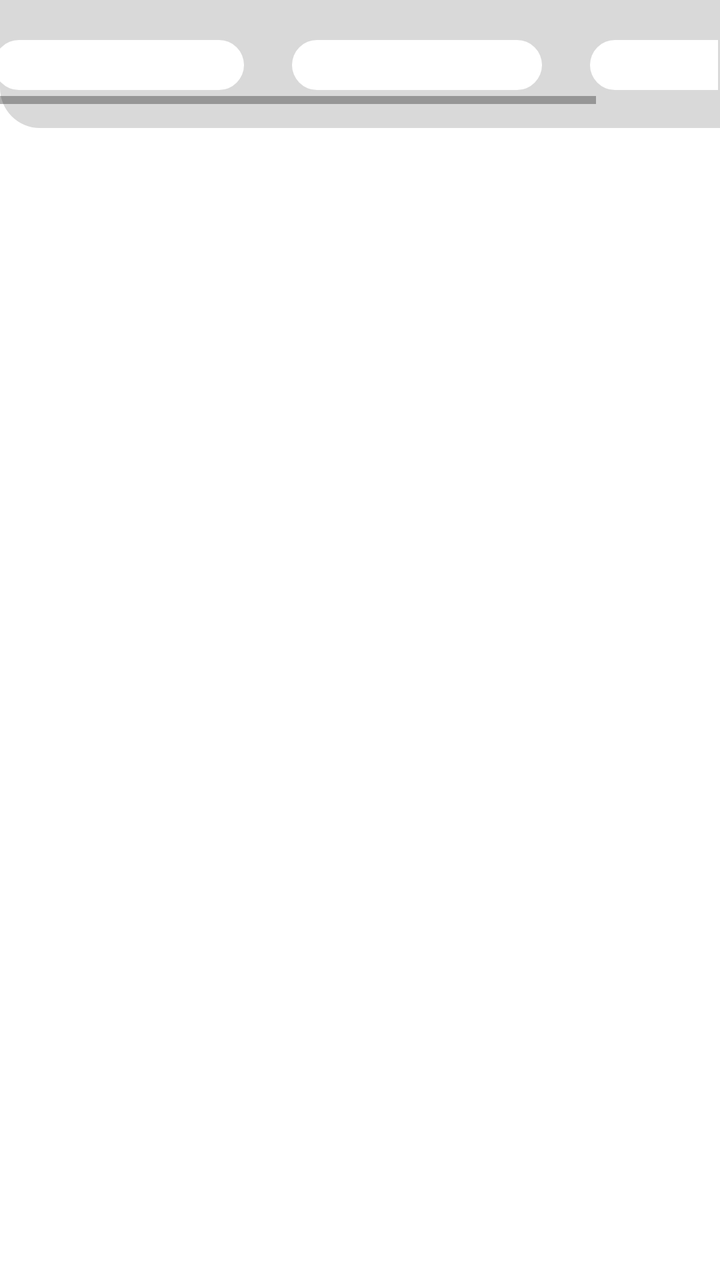
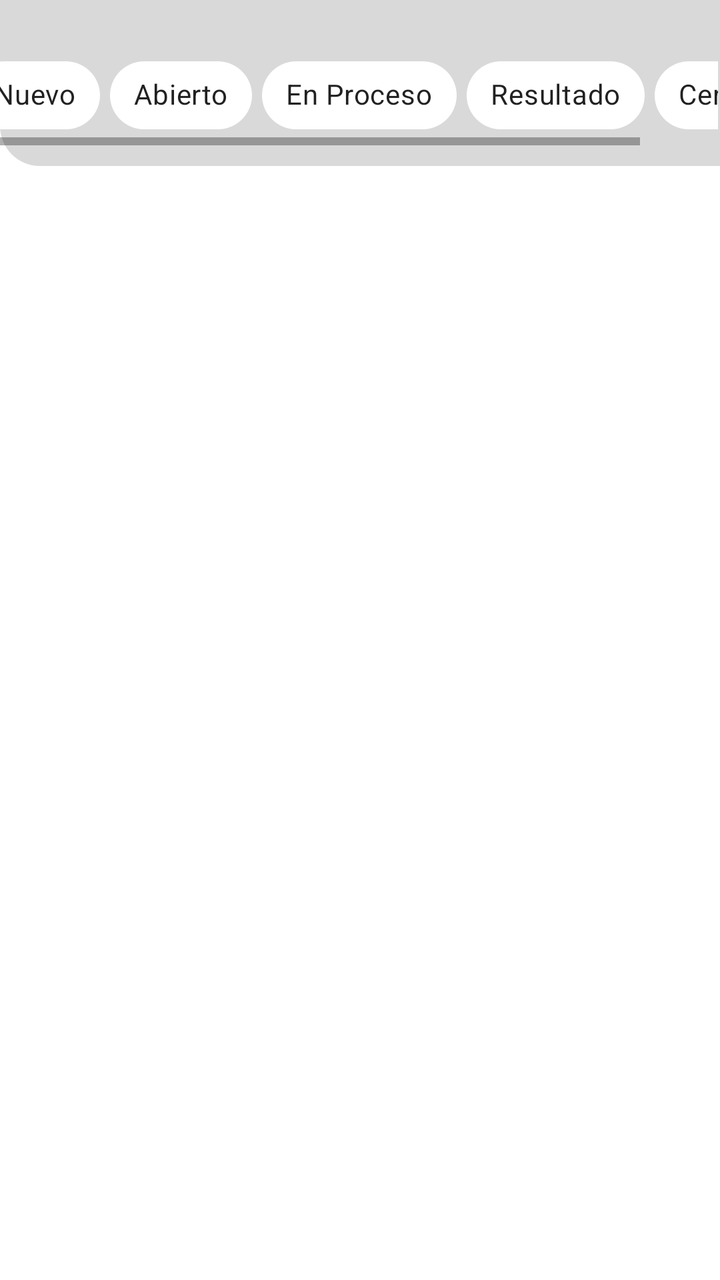

Screens rendered from an Android XML layout before and after an edit, with the pre-edit source and the edit as a unified diff.
<!-- AndroidManifest.xml: application theme Theme.AppTickets -->
<!-- res/layout/fragment_list_tickets.xml -->
<?xml version="1.0" encoding="utf-8"?>
<androidx.constraintlayout.widget.ConstraintLayout xmlns:android="http://schemas.android.com/apk/res/android"
    xmlns:app="http://schemas.android.com/apk/res-auto"
    xmlns:tools="http://schemas.android.com/tools"
    android:id="@+id/frameLayout3"
    android:layout_width="match_parent"
    android:layout_height="match_parent"
    android:background="#FFFFFF"
    tools:context=".ListTickets">

    <ImageView
        android:id="@+id/imageView"
        android:layout_width="409dp"
        android:layout_height="64dp"
        android:src="@drawable/recurso_rectangulo"
        app:layout_constraintBottom_toBottomOf="parent"
        app:layout_constraintEnd_toEndOf="parent"
        app:layout_constraintHorizontal_bias="0.0"
        app:layout_constraintStart_toStartOf="parent"
        app:layout_constraintTop_toTopOf="parent"
        app:layout_constraintVertical_bias="0.0" />

    <com.google.android.material.chip.ChipGroup
        android:layout_width="391dp"
        android:layout_height="40dp"
        app:layout_constraintBottom_toBottomOf="@+id/imageView"
        app:layout_constraintEnd_toEndOf="parent"
        app:layout_constraintStart_toStartOf="parent"
        app:layout_constraintTop_toTopOf="parent">

        <HorizontalScrollView
            android:layout_width="374dp"
            android:layout_height="match_parent">

            <LinearLayout
                android:layout_width="wrap_content"
                android:layout_height="match_parent"
                android:orientation="horizontal">

                <com.google.android.material.chip.Chip
                    android:id="@+id/chip"
                    android:layout_width="149dp"
                    android:layout_height="41dp"
                    android:checkable="true"
                    app:chipBackgroundColor="#FFFFFF" />

                <com.google.android.material.chip.Chip
                    android:id="@+id/chip2"
                    android:layout_width="149dp"
                    android:layout_height="41dp"
                    android:checkable="true"
                    app:chipBackgroundColor="#FFFFFF" />

                <com.google.android.material.chip.Chip
                    android:id="@+id/chip3"
                    android:layout_width="149dp"
                    android:layout_height="41dp"
                    android:checkable="true"
                    app:chipBackgroundColor="#FFFFFF" />
            </LinearLayout>
        </HorizontalScrollView>

    </com.google.android.material.chip.ChipGroup>

</androidx.constraintlayout.widget.ConstraintLayout>
<!-- resources referenced by this layout -->
<resources>
  <!-- drawable recurso_rectangulo (drawable) -->
  <shape xmlns:android="http://schemas.android.com/apk/res/android"
      android:shape="rectangle">
      <solid android:color="#D9D9D9"/>
      <corners android:topLeftRadius="0dp"
          android:topRightRadius="0dp"
          android:bottomLeftRadius="20dp"
          android:bottomRightRadius="20dp"/>
  </shape>
  <style name="Theme.AppTickets" parent="Theme.MaterialComponents.DayNight.NoActionBar">
          
          <item name="colorPrimary">@color/purple_500</item>
          <item name="colorPrimaryVariant">@color/purple_700</item>
          <item name="colorOnPrimary">@color/white</item>
          
          <item name="colorSecondary">@color/teal_200</item>
          <item name="colorSecondaryVariant">@color/teal_700</item>
          <item name="colorOnSecondary">@color/black</item>
          
          <item name="android:statusBarColor">?attr/colorPrimaryVariant</item>
          
      </style>
  <color name="purple_500">#FF6200EE</color>
  <color name="purple_700">#FF3700B3</color>
  <color name="white">#FFFFFFFF</color>
  <color name="teal_200">#FF03DAC5</color>
  <color name="teal_700">#FF018786</color>
  <color name="black">#FF000000</color>
</resources>

<!-- the commit's change to res/layout/fragment_list_tickets.xml (unified diff, before → after) -->
@@ -11,7 +11,7 @@
     <ImageView
         android:id="@+id/imageView"
         android:layout_width="409dp"
-        android:layout_height="64dp"
+        android:layout_height="83dp"
         android:src="@drawable/recurso_rectangulo"
         app:layout_constraintBottom_toBottomOf="parent"
         app:layout_constraintEnd_toEndOf="parent"
@@ -21,45 +21,95 @@
         app:layout_constraintVertical_bias="0.0" />
 
     <com.google.android.material.chip.ChipGroup
+        android:id="@+id/chipGroup"
         android:layout_width="391dp"
-        android:layout_height="40dp"
+        android:layout_height="50dp"
         app:layout_constraintBottom_toBottomOf="@+id/imageView"
         app:layout_constraintEnd_toEndOf="parent"
         app:layout_constraintStart_toStartOf="parent"
-        app:layout_constraintTop_toTopOf="parent">
+        app:layout_constraintTop_toTopOf="parent"
+        app:layout_constraintVertical_bias="0.69">
 
         <HorizontalScrollView
             android:layout_width="374dp"
-            android:layout_height="match_parent">
+            android:layout_height="50dp">
 
             <LinearLayout
                 android:layout_width="wrap_content"
-                android:layout_height="match_parent"
+                android:layout_height="50dp"
                 android:orientation="horizontal">
 
                 <com.google.android.material.chip.Chip
-                    android:id="@+id/chip"
-                    android:layout_width="149dp"
-                    android:layout_height="41dp"
+                    android:id="@+id/chipNuevo"
+                    android:layout_width="wrap_content"
+                    android:layout_height="50dp"
                     android:checkable="true"
+                    android:text="Nuevo"
                     app:chipBackgroundColor="#FFFFFF" />
 
+                <Space
+                    android:layout_width="5dp"
+                    android:layout_height="match_parent"
+                    android:layout_weight="1" />
+
                 <com.google.android.material.chip.Chip
-                    android:id="@+id/chip2"
-                    android:layout_width="149dp"
-                    android:layout_height="41dp"
+                    android:id="@+id/chipAbierto"
+                    android:layout_width="wrap_content"
+                    android:layout_height="50dp"
                     android:checkable="true"
+                    android:text="Abierto"
                     app:chipBackgroundColor="#FFFFFF" />
 
+                <Space
+                    android:layout_width="5dp"
+                    android:layout_height="match_parent"
+                    android:layout_weight="1" />
+
                 <com.google.android.material.chip.Chip
-                    android:id="@+id/chip3"
-                    android:layout_width="149dp"
-                    android:layout_height="41dp"
+                    android:id="@+id/chipProceso"
+                    android:layout_width="wrap_content"
+                    android:layout_height="50dp"
                     android:checkable="true"
+                    android:text="En Proceso"
                     app:chipBackgroundColor="#FFFFFF" />
+
+                <Space
+                    android:layout_width="5dp"
+                    android:layout_height="match_parent"
+                    android:layout_weight="1" />
+
+                <com.google.android.material.chip.Chip
+                    android:id="@+id/chipResultado"
+                    android:layout_width="wrap_content"
+                    android:layout_height="50dp"
+                    android:checkable="true"
+                    android:text="Resultado"
+                    app:chipBackgroundColor="#FFFFFF" />
+
+                <Space
+                    android:layout_width="5dp"
+                    android:layout_height="match_parent"
+                    android:layout_weight="1" />
+
+                <com.google.android.material.chip.Chip
+                    android:id="@+id/chipCerrado"
+                    android:layout_width="wrap_content"
+                    android:layout_height="50dp"
+                    android:checkable="true"
+                    android:text="Cerrado"
+                    app:chipBackgroundColor="#FFFFFF" />
+
             </LinearLayout>
         </HorizontalScrollView>
 
     </com.google.android.material.chip.ChipGroup>
 
+    <ListView
+        android:layout_width="wrap_content"
+        android:layout_height="wrap_content"
+        app:layout_constraintBottom_toBottomOf="parent"
+        app:layout_constraintEnd_toEndOf="parent"
+        app:layout_constraintStart_toStartOf="parent"
+        app:layout_constraintTop_toBottomOf="@+id/imageView" />
+
 </androidx.constraintlayout.widget.ConstraintLayout>
